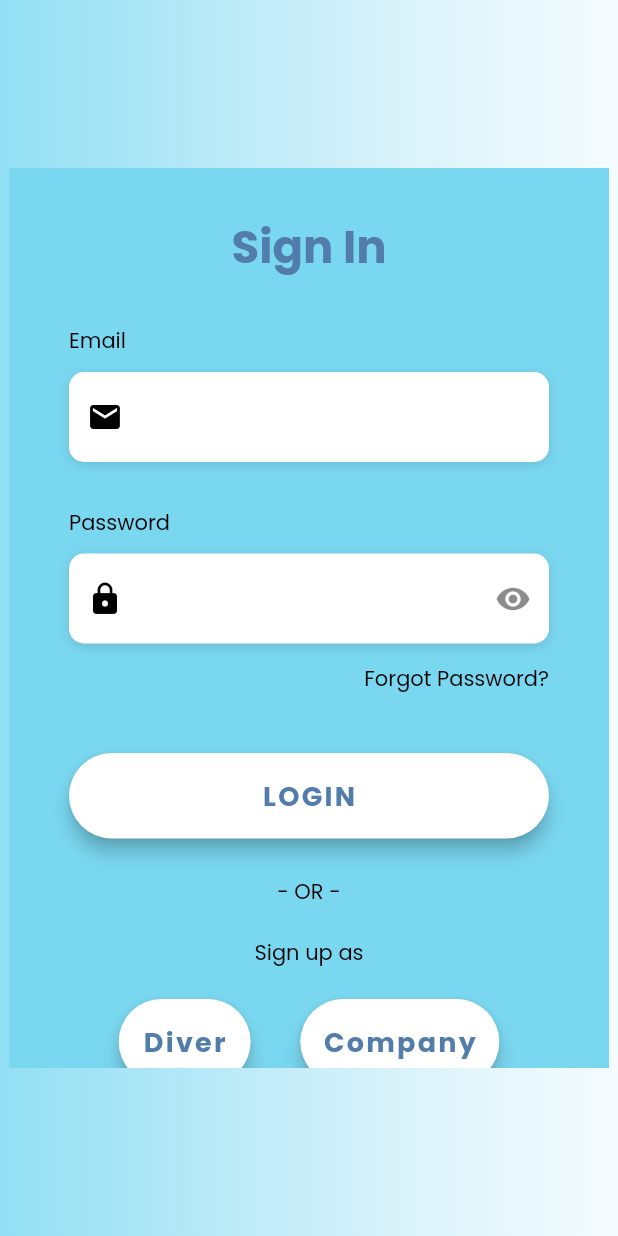
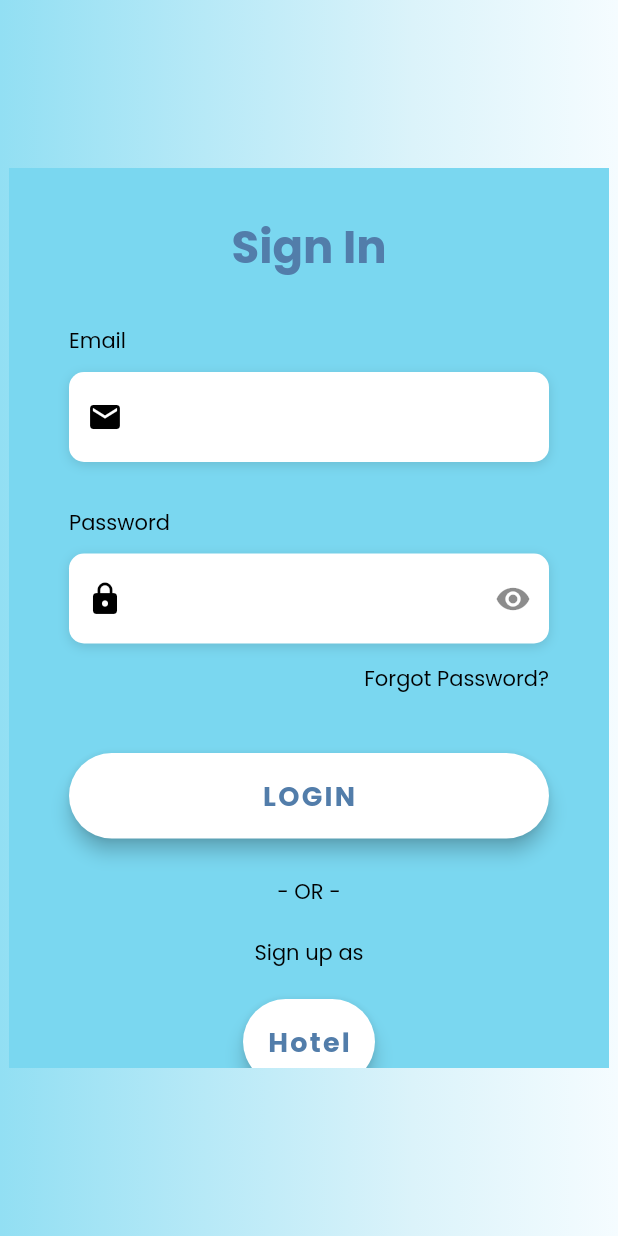
Before and after one commit to Saranya2003/NewHotelBookingApp, a Flutter app: the LoginScreen screen opened directly, on a phone screen of 412 x 824 dp. Run offline on Flutter 3.47's test engine with Material 2 defaults, Android fonts, the phone set to English and light mode, and no system bars; our stand-ins replace auto_size_text, carousel_slider, fixnum, flutter_map, flutter_rating_bar, flutter_svg and 8 more; missing offline and left inert: grpc, multi_image_picker2; accounts and stored records are empty.

Commit message:
Change some part

```diff
--- a/DivingTripAgency-mergens/lib/screens/login/login.dart
+++ b/DivingTripAgency-mergens/lib/screens/login/login.dart
@@ -323,7 +323,7 @@ class _LoginScreenState extends State<LoginScreen> {
             ),
             color: Colors.white,
             child: Text(
-              'Diver',
+              'Hotel',
               style: TextStyle(
                 color: Color(0xFF527DAA),
                 letterSpacing: 1.5,
@@ -339,6 +339,7 @@ class _LoginScreenState extends State<LoginScreen> {
               'assets/images/google.jpg',
             ),
           ),*/
+          /*
           RaisedButton(
             elevation: 5.0,
             onPressed: () {
@@ -364,7 +365,7 @@ class _LoginScreenState extends State<LoginScreen> {
                 // fontFamily: 'OpenSans',
               ),
             ),
-          ),
+          ),*/
         ],
       ),
     );
--- a/DivingTripAgency-mergens/lib/screens/signup/diver/signup_diver.dart
+++ b/DivingTripAgency-mergens/lib/screens/signup/diver/signup_diver.dart
@@ -30,7 +30,7 @@ class SignUpDiverScreen extends StatelessWidget {
                 children: [
                   SizedBox(height: 50),
                   Text(
-                    "Register account (Diver) ",
+                    "Register account (Hotel) ",
                     style: TextStyle(fontSize: 20),
                   ),
                   Text(
```
